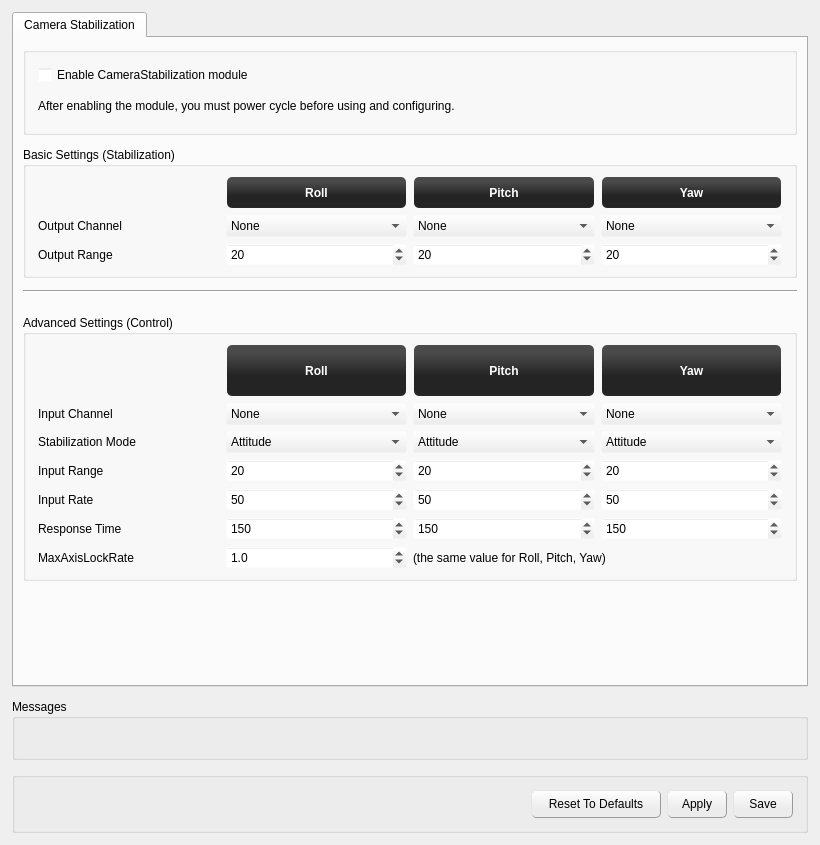
First picture: the form in ground/openpilotgcs/src/plugins/config/camerastabilization.ui, repository openpilot/OpenPilot, before the edit.
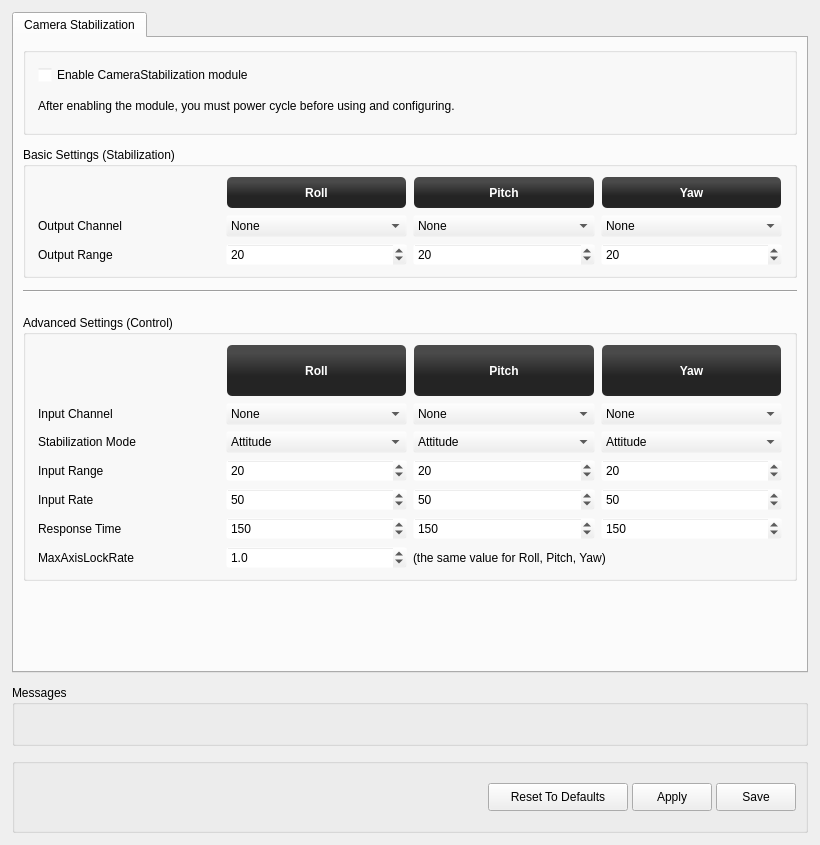
Second picture: the form after the edit. Icons and pictures are not drawn.

Commit message: removed all the pushbutton stylesheets, fixed the scrollbar area colors, compacted UI a bit more for smaller screens, misc text changes

Diff of the .ui file:
```diff
--- a/ground/openpilotgcs/src/plugins/config/camerastabilization.ui
+++ b/ground/openpilotgcs/src/plugins/config/camerastabilization.ui
@@ -132,7 +132,7 @@
             <x>0</x>
             <y>0</y>
             <width>790</width>
-            <height>646</height>
+            <height>648</height>
            </rect>
           </property>
           <property name="autoFillBackground">
@@ -859,30 +859,25 @@
    </item>
    <item>
     <widget class="QGroupBox" name="groupBox_2">
+     <property name="sizePolicy">
+      <sizepolicy hsizetype="Preferred" vsizetype="Minimum">
+       <horstretch>0</horstretch>
+       <verstretch>0</verstretch>
+      </sizepolicy>
+     </property>
+     <property name="minimumSize">
+      <size>
+       <width>0</width>
+       <height>75</height>
+      </size>
+     </property>
      <property name="autoFillBackground">
       <bool>false</bool>
      </property>
      <property name="title">
       <string/>
      </property>
-     <layout class="QVBoxLayout" name="verticalLayout_4">
-      <property name="margin">
-       <number>12</number>
-      </property>
-      <item>
-       <layout class="QVBoxLayout" name="verticalLayout">
-        <item>
-         <layout class="QHBoxLayout" name="submitButtons">
-          <item>
-           <widget class="QFrame" name="frame">
-            <property name="frameShape">
-             <enum>QFrame::StyledPanel</enum>
-            </property>
-            <property name="frameShadow">
-             <enum>QFrame::Raised</enum>
-            </property>
-           </widget>
-          </item>
+     <layout class="QHBoxLayout" name="horizontalLayout_3">
           <item>
            <spacer name="horizontalSpacer">
             <property name="orientation">
@@ -890,7 +885,7 @@
             </property>
             <property name="sizeHint" stdset="0">
              <size>
-              <width>40</width>
+          <width>425</width>
               <height>20</height>
              </size>
             </property>
@@ -940,10 +935,15 @@
            </widget>
           </item>
           <item>
+       <layout class="QHBoxLayout" name="horizontalLayout_2">
+        <property name="spacing">
+         <number>4</number>
+        </property>
+        <item>
            <widget class="QPushButton" name="camerastabilizationResetToDefaults">
             <property name="minimumSize">
              <size>
-              <width>130</width>
+            <width>140</width>
               <height>28</height>
              </size>
             </property>
@@ -954,25 +954,7 @@
 Apply or Save button afterwards.</string>
             </property>
             <property name="styleSheet">
-             <string notr="true">QPushButton {
-border: 1px outset #999;
-border-radius: 5;
-background-color: qlineargradient(spread:pad, x1:0.507, y1:0.869318, x2:0.507, y2:0.0965909, stop:0.28 rgba(236, 236, 236, 255), stop:1 rgba(252, 252, 252, 255));
-}
-
-QPushButton:pressed {
-
-    border-style: inset;
-	background-color: qlineargradient(spread:pad, x1:0.502, y1:0.664864, x2:0.502, y2:0.034, stop:0.358209 rgba(250, 250, 250, 255), stop:0.626866 rgba(235, 235, 235, 255));
-
-}
-
-
-QPushButton:hover  {
-	border: 1px outset #999;	
-border-color: rgb(83, 83, 83);
-border-radius: 4;
-	}</string>
+           <string notr="true"/>
             </property>
             <property name="text">
              <string>Reset To Defaults</string>
@@ -983,7 +965,7 @@
            <widget class="QPushButton" name="camerastabilizationSaveRAM">
             <property name="minimumSize">
              <size>
-              <width>60</width>
+            <width>78</width>
               <height>28</height>
              </size>
             </property>
@@ -991,25 +973,7 @@
              <string>Send settings to the board but do not save to the non-volatile memory</string>
             </property>
             <property name="styleSheet">
-             <string notr="true">QPushButton {
-border: 1px outset #999;
-border-radius: 5;
-background-color: qlineargradient(spread:pad, x1:0.507, y1:0.869318, x2:0.507, y2:0.0965909, stop:0.28 rgba(236, 236, 236, 255), stop:1 rgba(252, 252, 252, 255));
-}
-
-QPushButton:pressed {
-
-    border-style: inset;
-	background-color: qlineargradient(spread:pad, x1:0.502, y1:0.664864, x2:0.502, y2:0.034, stop:0.358209 rgba(250, 250, 250, 255), stop:0.626866 rgba(235, 235, 235, 255));
-
-}
-
-
-QPushButton:hover  {
-	border: 1px outset #999;	
-border-color: rgb(83, 83, 83);
-border-radius: 4;
-	}</string>
+           <string notr="true"/>
             </property>
             <property name="text">
              <string>Apply</string>
@@ -1020,7 +984,7 @@
            <widget class="QPushButton" name="camerastabilizationSaveSD">
             <property name="minimumSize">
              <size>
-              <width>60</width>
+            <width>71</width>
               <height>28</height>
              </size>
             </property>
@@ -1028,25 +992,7 @@
              <string>Send settings to the board and save to the non-volatile memory</string>
             </property>
             <property name="styleSheet">
-             <string notr="true">QPushButton {
-border: 1px outset #999;
-border-radius: 5;
-background-color: qlineargradient(spread:pad, x1:0.507, y1:0.869318, x2:0.507, y2:0.0965909, stop:0.28 rgba(236, 236, 236, 255), stop:1 rgba(252, 252, 252, 255));
-}
-
-QPushButton:pressed {
-
-    border-style: inset;
-	background-color: qlineargradient(spread:pad, x1:0.502, y1:0.664864, x2:0.502, y2:0.034, stop:0.358209 rgba(250, 250, 250, 255), stop:0.626866 rgba(235, 235, 235, 255));
-
-}
-
-
-QPushButton:hover  {
-	border: 1px outset #999;	
-border-color: rgb(83, 83, 83);
-border-radius: 4;
-	}</string>
+           <string notr="true"/>
             </property>
             <property name="text">
              <string>Save</string>
@@ -1055,8 +1001,6 @@
              <bool>false</bool>
             </property>
            </widget>
-          </item>
-         </layout>
         </item>
        </layout>
       </item>
```
Lines whose indentation alone changed are shown as unchanged. The commit also changes 9 other files.
